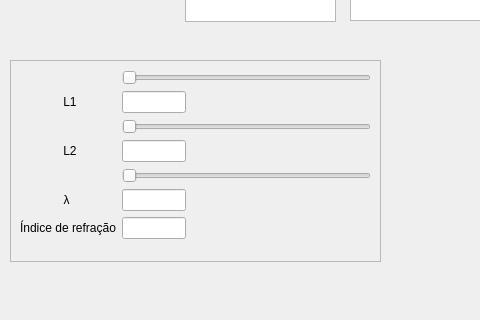
Old version of the form IDM_GUI.ui in the repository deep-in-the-pc/Michelson-interferometer-Simulator; both pictures show x 0 to 480 and y 280 to 600 of the 800 by 600 pixel window.
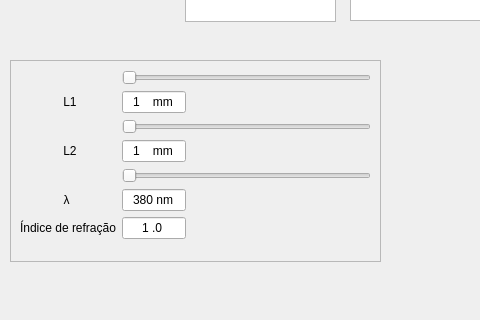
New version of the form.

Commit message: Added input mask for line edits

```diff
--- a/IDM_GUI.ui
+++ b/IDM_GUI.ui
@@ -64,6 +64,15 @@
          <height>16777215</height>
         </size>
        </property>
+       <property name="inputMask">
+        <string>D000 mm</string>
+       </property>
+       <property name="text">
+        <string>1 mm</string>
+       </property>
+       <property name="alignment">
+        <set>Qt::AlignCenter</set>
+       </property>
       </widget>
      </item>
      <item row="2" column="1">
@@ -97,6 +106,15 @@
          <height>16777215</height>
         </size>
        </property>
+       <property name="inputMask">
+        <string>D000 mm</string>
+       </property>
+       <property name="text">
+        <string>1 mm</string>
+       </property>
+       <property name="alignment">
+        <set>Qt::AlignCenter</set>
+       </property>
       </widget>
      </item>
      <item row="4" column="1">
@@ -133,6 +151,15 @@
          <height>16777215</height>
         </size>
        </property>
+       <property name="inputMask">
+        <string>D99 \nm</string>
+       </property>
+       <property name="text">
+        <string>380 nm</string>
+       </property>
+       <property name="alignment">
+        <set>Qt::AlignCenter</set>
+       </property>
       </widget>
      </item>
      <item row="6" column="1">
@@ -143,6 +170,15 @@
          <height>16777215</height>
         </size>
        </property>
+       <property name="inputMask">
+        <string>0D.00</string>
+       </property>
+       <property name="text">
+        <string>1.0</string>
+       </property>
+       <property name="alignment">
+        <set>Qt::AlignCenter</set>
+       </property>
       </widget>
      </item>
      <item row="6" column="0">
```
Left out of the diff: 2 changed lines with no effect on the pictures. The commit also changes 1 other file.
